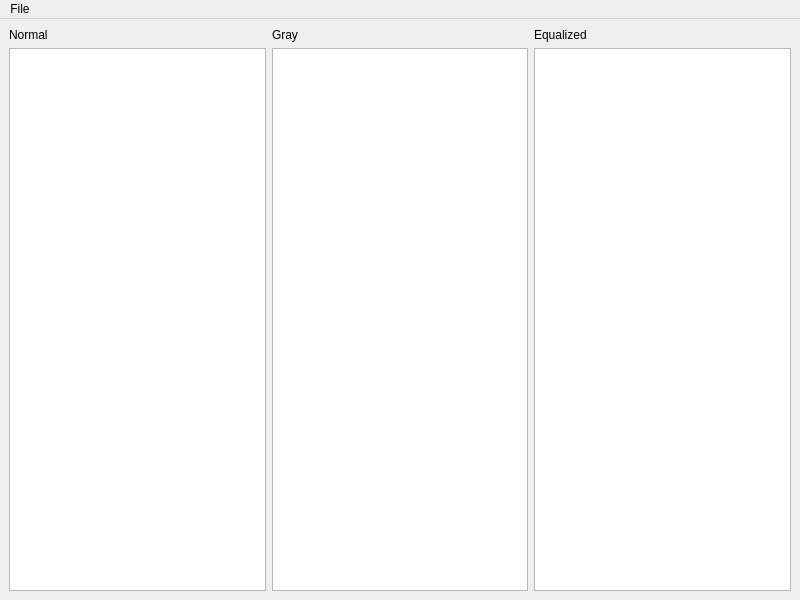
Qt form ui/main_window.ui (darkfree97/cv-image-processing) before a commit.
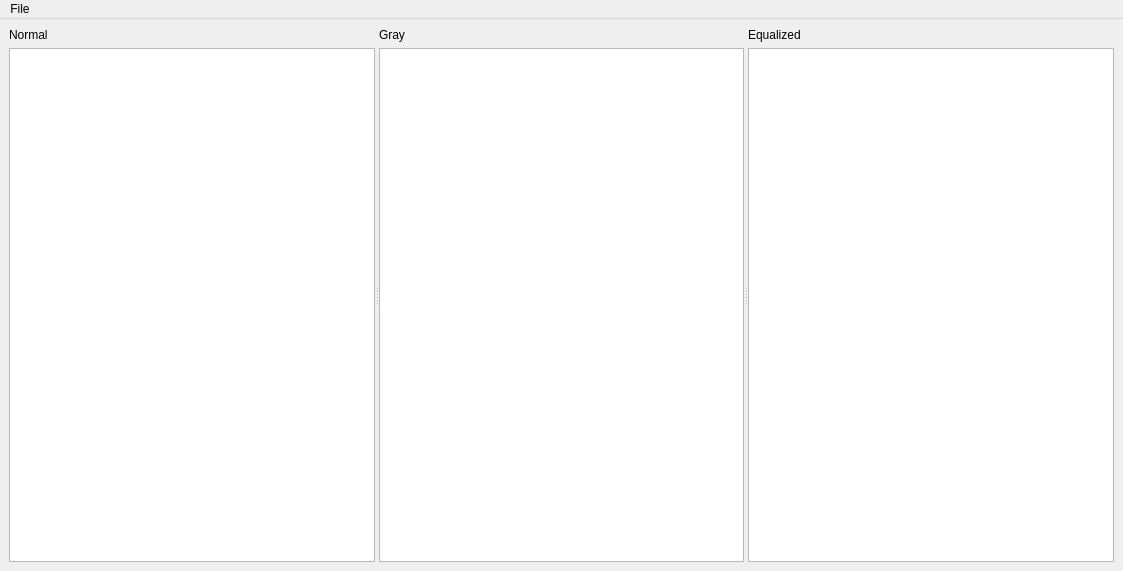
The same form after that commit.

Commit message: implementation of furier transformation

Patch:
```diff
--- a/ui/main_window.ui
+++ b/ui/main_window.ui
@@ -6,16 +6,21 @@
    <rect>
     <x>0</x>
     <y>0</y>
-    <width>800</width>
-    <height>600</height>
+    <width>1123</width>
+    <height>571</height>
    </rect>
   </property>
   <property name="windowTitle">
    <string>OpenCV ImageProcessing</string>
   </property>
   <widget class="QWidget" name="centralwidget">
-   <layout class="QHBoxLayout" name="horizontalLayout">
-    <item>
+   <layout class="QGridLayout" name="gridLayout">
+    <item row="0" column="0">
+     <widget class="QSplitter" name="splitter">
+      <property name="orientation">
+       <enum>Qt::Horizontal</enum>
+      </property>
+      <widget class="QWidget" name="">
      <layout class="QVBoxLayout" name="verticalLayout">
       <item>
        <widget class="QLabel" name="label">
@@ -28,8 +33,8 @@
        <widget class="QGraphicsView" name="gv_normal"/>
       </item>
      </layout>
-    </item>
-    <item>
+      </widget>
+      <widget class="QWidget" name="">
      <layout class="QVBoxLayout" name="verticalLayout_2">
       <item>
        <widget class="QLabel" name="label_2">
@@ -42,8 +47,8 @@
        <widget class="QGraphicsView" name="gv_gray"/>
       </item>
      </layout>
-    </item>
-    <item>
+      </widget>
+      <widget class="QWidget" name="">
      <layout class="QVBoxLayout" name="verticalLayout_3">
       <item>
        <widget class="QLabel" name="label_3">
@@ -56,6 +61,8 @@
        <widget class="QGraphicsView" name="gv_eq"/>
       </item>
      </layout>
+      </widget>
+     </widget>
     </item>
    </layout>
   </widget>
@@ -64,7 +71,7 @@
     <rect>
      <x>0</x>
      <y>0</y>
-     <width>800</width>
+     <width>1123</width>
      <height>22</height>
     </rect>
    </property>
```
Lines whose indentation alone changed are shown as unchanged. The commit also changes 2 other files.
